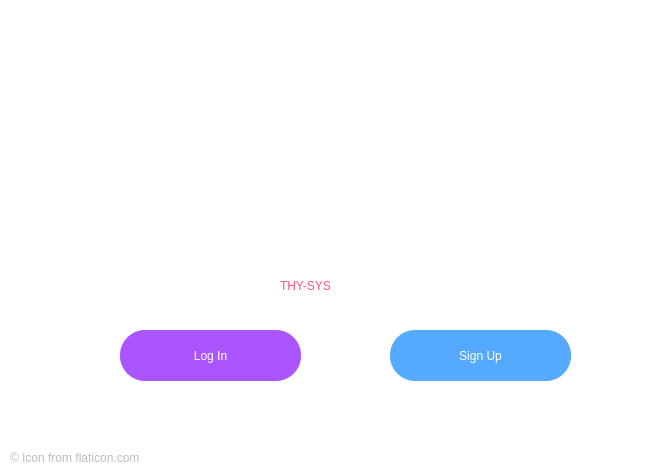
Old version of the form thysys_landing_page.ui in the repository EuphoriaForever/thysys.
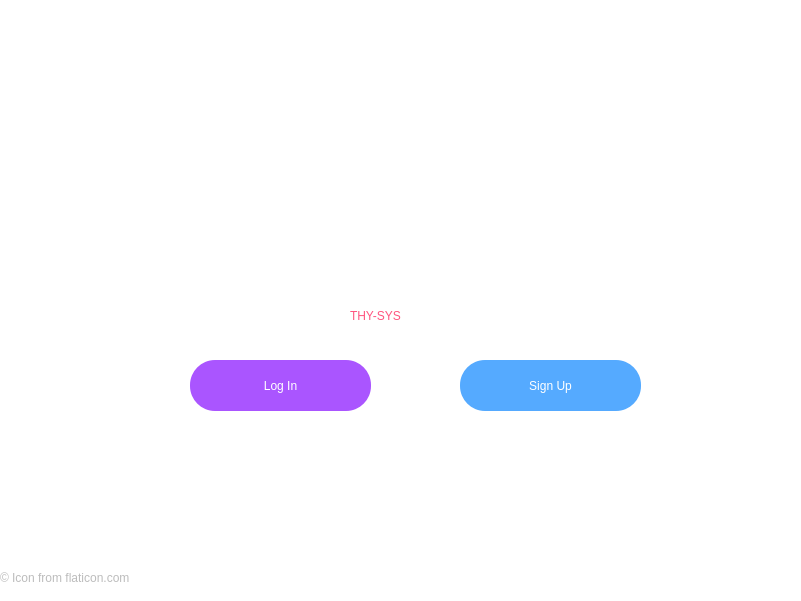
New version of the form. Icons and pictures are not drawn.

The edit to the form file:
```diff
--- a/thysys_landing_page.ui
+++ b/thysys_landing_page.ui
@@ -6,8 +6,8 @@
    <rect>
     <x>0</x>
     <y>0</y>
-    <width>665</width>
-    <height>475</height>
+    <width>801</width>
+    <height>601</height>
    </rect>
   </property>
   <property name="windowTitle">
@@ -19,8 +19,8 @@
   <widget class="QLabel" name="label">
    <property name="geometry">
     <rect>
-     <x>240</x>
-     <y>60</y>
+     <x>310</x>
+     <y>90</y>
      <width>211</width>
      <height>201</height>
     </rect>
@@ -38,8 +38,8 @@
   <widget class="QPushButton" name="Login">
    <property name="geometry">
     <rect>
-     <x>120</x>
-     <y>330</y>
+     <x>190</x>
+     <y>360</y>
      <width>181</width>
      <height>51</height>
     </rect>
@@ -57,8 +57,8 @@
   <widget class="QPushButton" name="Signup">
    <property name="geometry">
     <rect>
-     <x>390</x>
-     <y>330</y>
+     <x>460</x>
+     <y>360</y>
      <width>181</width>
      <height>51</height>
     </rect>
@@ -76,8 +76,8 @@
   <widget class="QLabel" name="label_2">
    <property name="geometry">
     <rect>
-     <x>280</x>
-     <y>270</y>
+     <x>350</x>
+     <y>300</y>
      <width>141</width>
      <height>31</height>
     </rect>
@@ -94,8 +94,8 @@
   <widget class="QLabel" name="label_3">
    <property name="geometry">
     <rect>
-     <x>10</x>
-     <y>450</y>
+     <x>0</x>
+     <y>570</y>
      <width>291</width>
      <height>16</height>
     </rect>
```
